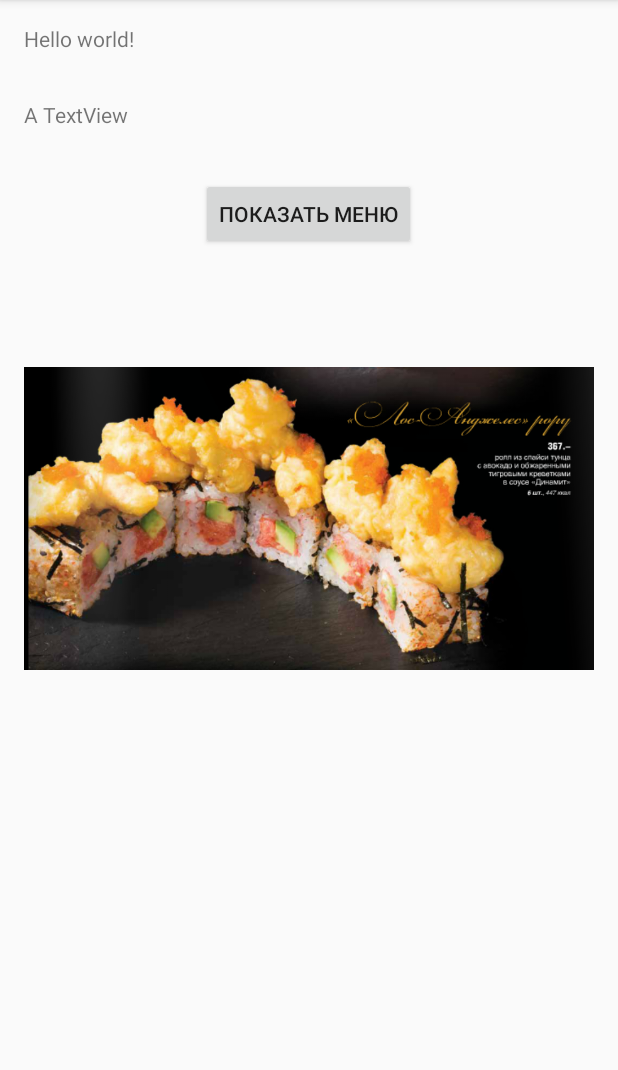
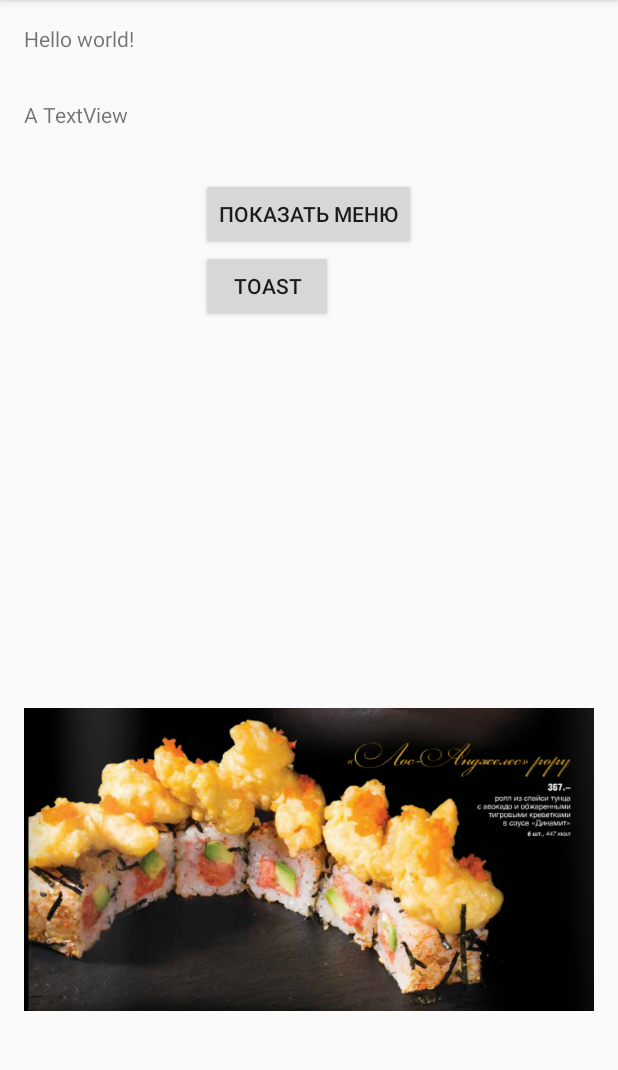
Before and after one commit to GusevaEvgenia/Day8.Menu, an Android app: the screen it shows after launch (MainActivity), on a phone screen of 412 x 824 dp, the part 84-1154 px from its top. Run offline under Robolectric (Android 15) with nearby library versions, the phone set to English and light mode, and no system bars.

Commit message:
example toast (Day10)

```diff
--- a/app/src/main/res/layout/activity_main.xml
+++ b/app/src/main/res/layout/activity_main.xml
@@ -38,8 +38,18 @@
         android:layout_width="wrap_content"
         android:layout_height="wrap_content"
         android:src="@drawable/screenshot1"
+        android:layout_alignParentBottom="true"
         android:layout_alignParentRight="true"
-        android:layout_alignParentEnd="true"
-        android:layout_below="@+id/button"/>
+        android:layout_alignParentEnd="true"/>
+
+    <Button
+        android:layout_width="wrap_content"
+        android:layout_height="wrap_content"
+        android:text="toast"
+        android:id="@+id/toast_button"
+        android:layout_below="@+id/button"
+        android:layout_alignLeft="@+id/button"
+        android:layout_alignStart="@+id/button"
+        android:onClick="showToast"/>
 
 </RelativeLayout>
```
Also changed, not shown: app/src/main/java/com/android_lessons/belkin/menu/MainActivity.java (+17 -1 lines).
